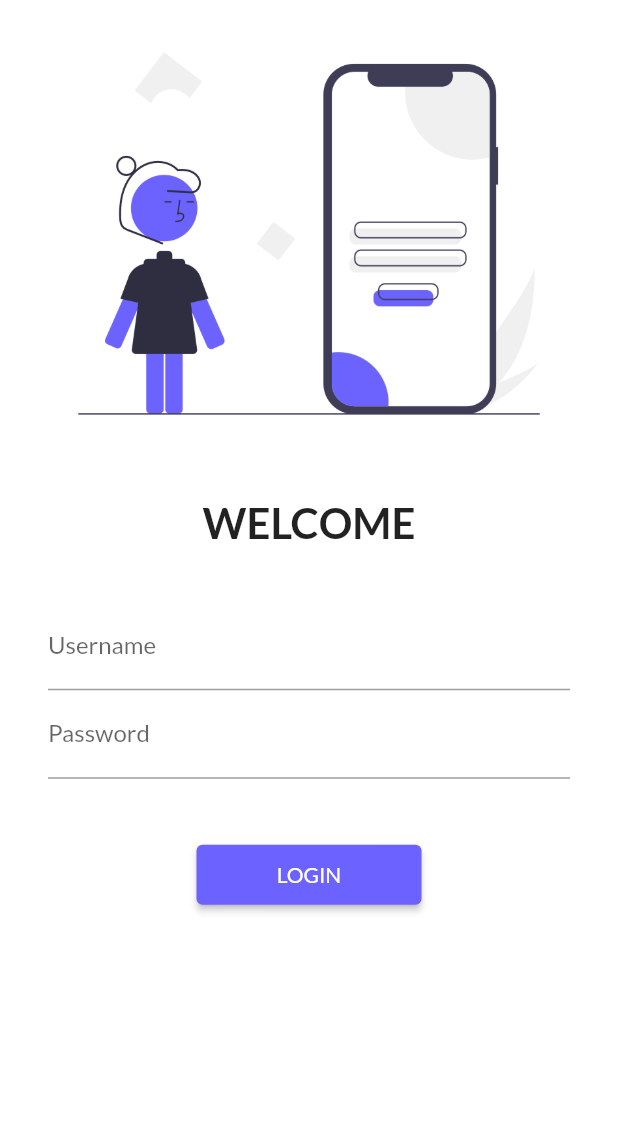
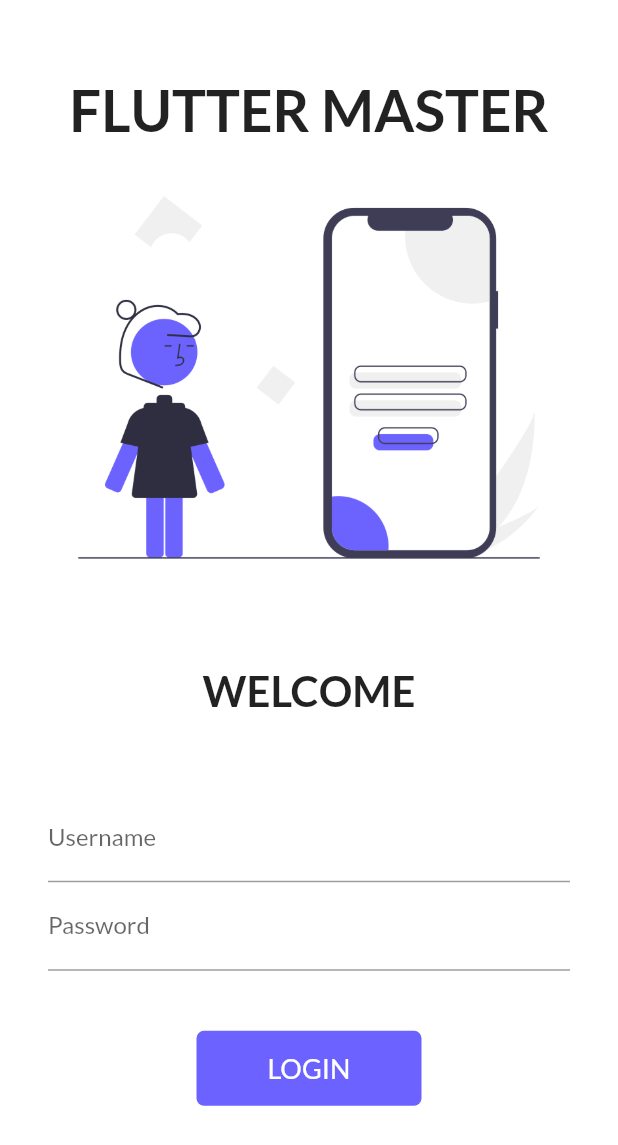
Before and after one commit to bhawnasaroha/flutter_master, a Flutter app: the screen it shows after launch, on a phone screen of 412 x 824 dp. Shown: the top 1145 px of the screen. Run offline on Flutter 3.47's test engine with Material 2 defaults, Android fonts, the light colour scheme and no system bars; our stand-ins replace google_fonts.

Commit message:
login button animation added, login widget changed to stateful, used Future.delayed

```diff
--- a/lib/main.dart
+++ b/lib/main.dart
@@ -23,7 +23,9 @@ class FlutterMaster extends StatelessWidget {
           ),
           fontFamily: GoogleFonts.lato().fontFamily),
       darkTheme: ThemeData(
-        primarySwatch: Colors.deepPurple,
+        primarySwatch: CreateColor.createMaterialColor(
+          const Color(0xFF6B62FF),
+        ),
         brightness: Brightness.dark,
       ),
       routes: {
--- a/lib/pages/login_page.dart
+++ b/lib/pages/login_page.dart
@@ -1,8 +1,16 @@
 import 'package:flutter/material.dart';
 import '../utils/routes.dart';
 
-class LoginPage extends StatelessWidget {
+class LoginPage extends StatefulWidget {
   const LoginPage({Key? key}) : super(key: key);
+
+  @override
+  State<LoginPage> createState() => _LoginPageState();
+}
+
+class _LoginPageState extends State<LoginPage> {
+  String name = "";
+  bool changeButton = false;
 
   @override
   Widget build(BuildContext context) {
@@ -10,8 +18,19 @@ class LoginPage extends StatelessWidget {
       color: Colors.white,
       child: SingleChildScrollView(
         child: Column(
-          // mainAxisAlignment: MainAxisAlignment.center,
+          mainAxisAlignment: MainAxisAlignment.center,
           children: [
+            const SizedBox(
+              height: 50,
+            ),
+            const Text(
+              "FLUTTER MASTER",
+              style: TextStyle(
+                fontSize: 38,
+                fontWeight: FontWeight.bold,
+              ),
+              textAlign: TextAlign.center,
+            ),
             Image.asset(
               "assets/images/login.png",
               fit: BoxFit.contain,
@@ -19,11 +38,18 @@ class LoginPage extends StatelessWidget {
             const SizedBox(
               height: 20,
             ),
-            const Text(
-              "WELCOME",
-              style: TextStyle(
+            Padding(
+              padding: const EdgeInsets.symmetric(
+                vertical: 16.0,
+                horizontal: 32,
+              ),
+              child: Text(
+                "WELCOME $name",
+                style: const TextStyle(
                   fontSize: 28,
                   fontWeight: FontWeight.bold,
+                ),
+                textAlign: TextAlign.center,
               ),
             ),
             const SizedBox(
@@ -41,7 +67,11 @@ class LoginPage extends StatelessWidget {
                         hintText: "Enter username",
                         labelText: "Username",
                       ),
-                  ),
+                      onChanged: (username) {
+                        setState(() {
+                          name = username;
+                        });
+                      }),
                   TextFormField(
                     obscureText: true,
                     decoration: const InputDecoration(
@@ -52,15 +82,53 @@ class LoginPage extends StatelessWidget {
                   const SizedBox(
                     height: 40,
                   ),
-                  ElevatedButton(
-                    onPressed: () {
+                  InkWell(
+                    onTap: () async {
+                      setState(() {
+                        changeButton = true;
+                      });
+                      await Future.delayed(
+                        const Duration(
+                          milliseconds: 700,
+                        ),
+                      );
                       Navigator.pushNamed(context, MyRoutes.homeRoute);
                     },
-                    child: const Text("LOGIN"),
-                    style: TextButton.styleFrom(
-                      minimumSize: const Size(150, 40),
+                    child: AnimatedContainer(
+                      width: changeButton ? 50 : 150,
+                      height: 50,
+                      alignment: Alignment.center,
+                      duration: const Duration(
+                        milliseconds: 700,
                       ),
+                      child: changeButton
+                          ? const Icon(
+                              Icons.done,
+                              color: Colors.white,
                             )
+                          : const Text(
+                              "LOGIN",
+                              style: TextStyle(
+                                fontSize: 18,
+                                color: Colors.white,
+                              ),
+                            ),
+                      decoration: BoxDecoration(
+                        color: const Color(0xFF6B62FF),
+                        borderRadius:
+                            BorderRadius.circular(changeButton ? 50 : 5),
+                      ),
+                    ),
+                  ),
+                  // ElevatedButton(
+                  //   onPressed: () {
+                  //     Navigator.pushNamed(context, MyRoutes.homeRoute);
+                  //   },
+                  //   child: const Text("LOGIN"),
+                  //   style: TextButton.styleFrom(
+                  //     minimumSize: const Size(150, 40),
+                  //   ),
+                  // )
                 ],
               ),
             )
--- a/lib/utils/color.dart
+++ b/lib/utils/color.dart
@@ -9,7 +9,7 @@ class CreateColor{
   for (int i = 1; i < 10; i++) {
     strengths.add(0.1 * i);
   }
-  strengths.forEach((strength) {
+  for (var strength in strengths) {
     final double ds = 0.5 - strength;
     swatch[(strength * 1000).round()] = Color.fromRGBO(
       r + ((ds < 0 ? r : (255 - r)) * ds).round(),
@@ -17,7 +17,7 @@ class CreateColor{
       b + ((ds < 0 ? b : (255 - b)) * ds).round(),
       1,
     );
-  });
+  }
   return MaterialColor(color.value, swatch);
 }
 }
```
Lines whose indentation alone changed are shown as unchanged.
